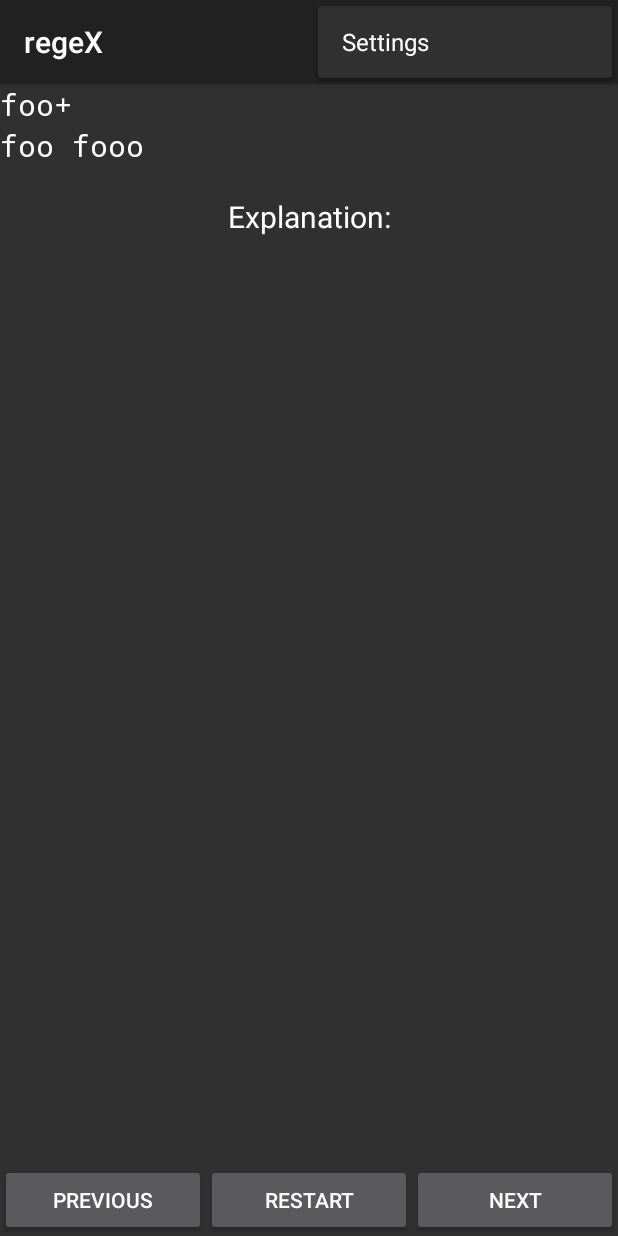
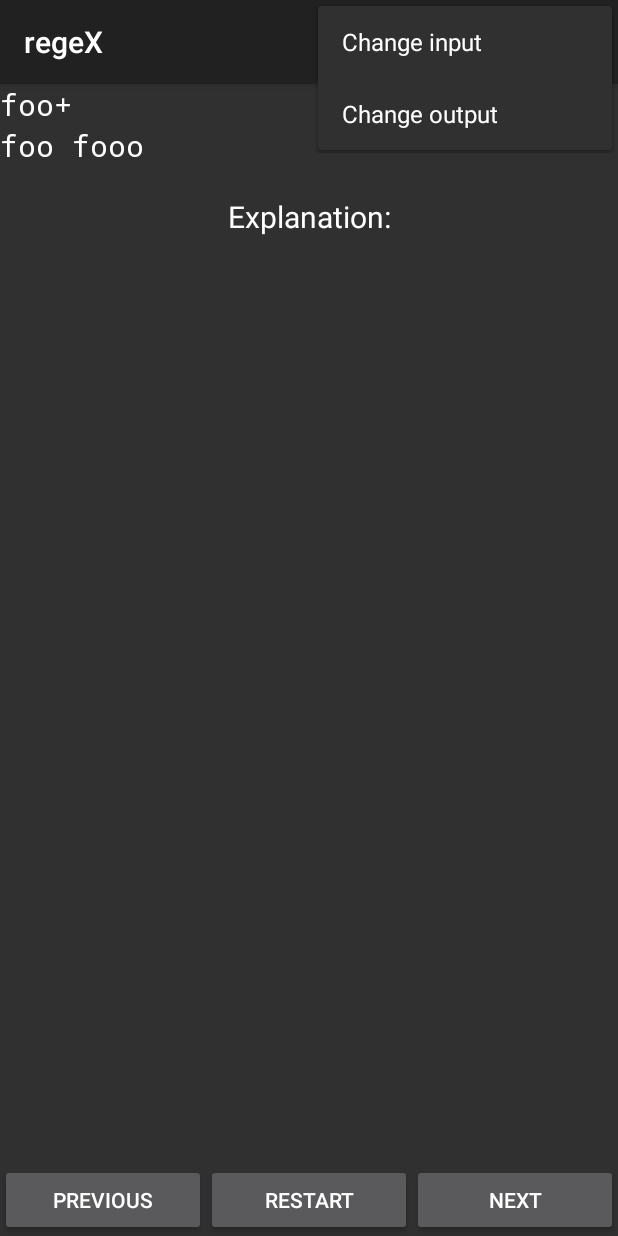
Before and after one commit to crocy/regeX, an Android app: the fragment TutorialFragment placed in its activity, with the options menu open, on a phone screen of 412 x 824 dp. Run offline under Robolectric (Android 15) with nearby library versions, the phone set to English and light mode, and no system bars; 1 statement that could not run was skipped.

Commit message:
Settings menu added to Tutorial view.

```diff
--- a/regeX/src/main/java/com/crocx/regex/MainActivity.java
+++ b/regeX/src/main/java/com/crocx/regex/MainActivity.java
@@ -40,8 +40,10 @@ public class MainActivity extends ActionBarActivity {
     @Override
     public boolean onCreateOptionsMenu(Menu menu) {
         // Inflate the menu; this adds items to the action bar if it is present.
-        getMenuInflater().inflate(R.menu.main, menu);
-        return true;
+        //        getMenuInflater().inflate(R.menu.main, menu);
+        //        return true;
+
+        return false; // don't show general settings menu (yet)
     }
 
     @Override
--- a/regeX/src/main/java/com/crocx/regex/tutorial/TutorialAction.java
+++ b/regeX/src/main/java/com/crocx/regex/tutorial/TutorialAction.java
@@ -7,6 +7,8 @@ import com.crocx.regex.ui.UiAction;
  */
 public enum TutorialAction implements UiAction {
 
-    START, BUTTON_NEXT, BUTTON_PREVIOUS, BUTTON_RESTART
+    START, BUTTON_NEXT, BUTTON_PREVIOUS, BUTTON_RESTART,
+
+    SETTINGS_ACTION_CHANGE_INPUT, SETTINGS_ACTION_CHANGE_OUTPUT
 
 }
--- a/regeX/src/main/java/com/crocx/regex/tutorial/TutorialFragment.java
+++ b/regeX/src/main/java/com/crocx/regex/tutorial/TutorialFragment.java
@@ -3,6 +3,9 @@ package com.crocx.regex.tutorial;
 import android.os.Bundle;
 import android.support.v4.app.Fragment;
 import android.view.LayoutInflater;
+import android.view.Menu;
+import android.view.MenuInflater;
+import android.view.MenuItem;
 import android.view.View;
 import android.view.ViewGroup;
 
@@ -22,7 +25,9 @@ public class TutorialFragment extends Fragment {
     /*
      * Fragment must have an empty constructor, so it can be instantiated when restoring its activity's state.
      */
-    public TutorialFragment() {}
+    public TutorialFragment() {
+        setHasOptionsMenu(true); // this shows settings menu in the action bar
+    }
 
     @Override
     public View onCreateView(LayoutInflater inflater, ViewGroup container, Bundle savedInstanceState) {
@@ -30,6 +35,32 @@ public class TutorialFragment extends Fragment {
         tutorialView.init(uiStateManager);
         uiStateManager.fireAction(TutorialAction.START);
         return tutorialView;
+    }
+
+    @Override
+    public void onCreateOptionsMenu(Menu menu, MenuInflater inflater) {
+        // Inflate the menu; this adds items to the action bar if it is present.
+        inflater.inflate(R.menu.tutorial, menu);
+    }
+
+    @Override
+    public boolean onOptionsItemSelected(MenuItem item) {
+        // Handle action bar item clicks here. The action bar will
+        // automatically handle clicks on the Home/Up button, so long
+        // as you specify a parent activity in AndroidManifest.xml.
+        int id = item.getItemId();
+
+        switch (id) {
+            case R.id.action_menu_tutorial_change_input:
+                uiStateManager.fireAction(TutorialAction.SETTINGS_ACTION_CHANGE_INPUT);
+                return true;
+
+            case R.id.action_menu_tutorial_change_output:
+                uiStateManager.fireAction(TutorialAction.SETTINGS_ACTION_CHANGE_OUTPUT);
+                return true;
+        }
+
+        return super.onOptionsItemSelected(item);
     }
 
     public TutorialView getTutorialView() {
--- a/regeX/src/main/res/menu/main.xml
+++ b/regeX/src/main/res/menu/main.xml
@@ -4,7 +4,7 @@
     tools:context=".MainActivity" >
 
     <item android:id="@+id/action_settings"
-        android:title="@string/action_settings"
+        android:title="@string/menu_settings"
         android:orderInCategory="100"
         app:showAsAction="never" />
 </menu>
--- /dev/null
+++ b/regeX/src/main/res/menu/tutorial.xml
@@ -0,0 +1,18 @@
+<menu xmlns:android="http://schemas.android.com/apk/res/android"
+    xmlns:app="http://schemas.android.com/apk/res-auto"
+    xmlns:tools="http://schemas.android.com/tools"
+    tools:context=".MainActivity">
+    <!--tools:context=".MainActivity">-->
+
+    <item
+        android:id="@+id/action_menu_tutorial_change_input"
+        android:title="@string/menu_tutorial_change_input"
+        android:orderInCategory="100"
+        app:showAsAction="never" />
+
+    <item
+        android:id="@+id/action_menu_tutorial_change_output"
+        android:title="@string/menu_tutorial_change_output"
+        android:orderInCategory="100"
+        app:showAsAction="never" />
+</menu>
--- a/regeX/src/main/res/values/strings.xml
+++ b/regeX/src/main/res/values/strings.xml
@@ -3,7 +3,10 @@
 
     <string name="app_name">regeX</string>
     <string name="hello_world">Hello world!</string>
-    <string name="action_settings">Settings</string>
+
+    <string name="menu_settings">Settings</string>
+    <string name="menu_tutorial_change_input">Change input</string>
+    <string name="menu_tutorial_change_output">Change output</string>
 
     <string name="explanations">Explanation:</string>
 
```
